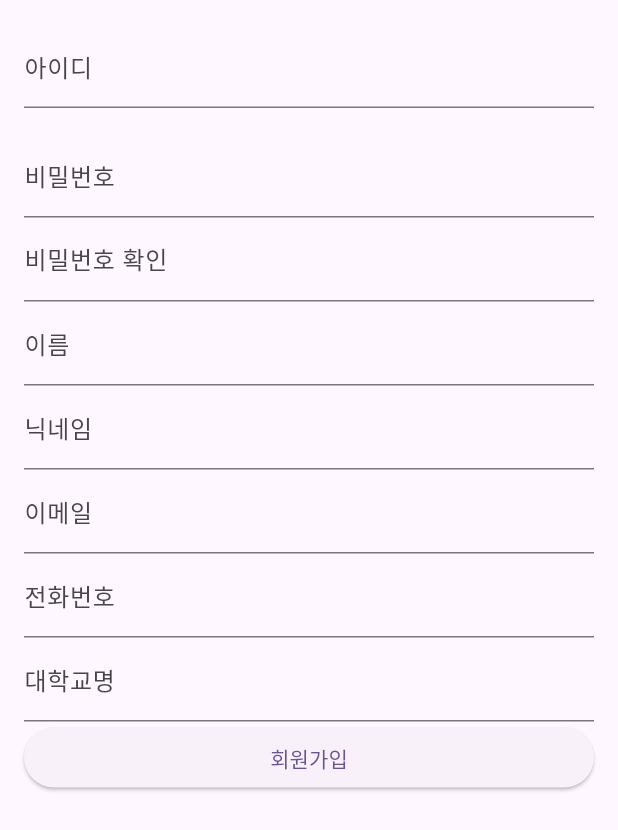
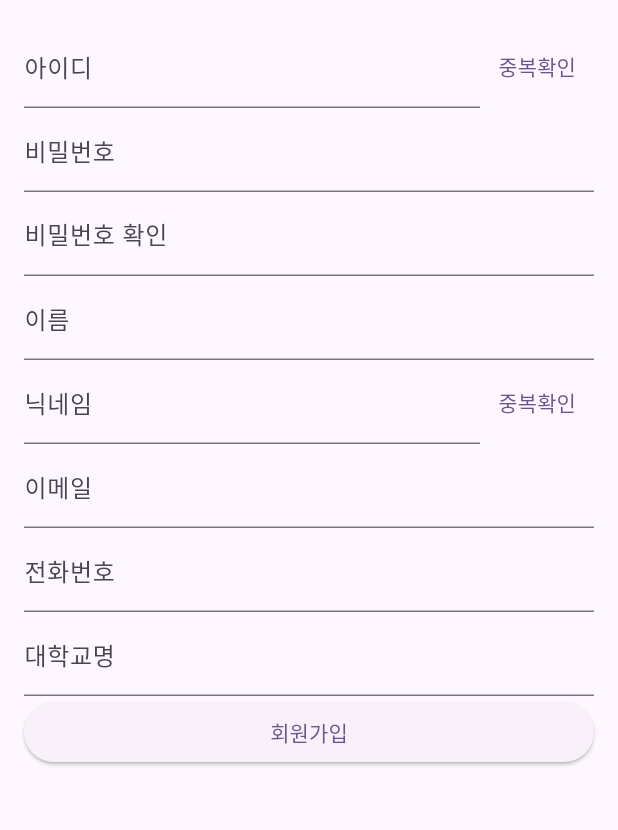
Before and after one commit to minnnisu/together_delivery_flutter_app, a Flutter app: the InputForm widget shown alone on an empty page, opened directly, on a phone screen of 412 x 824 dp. Shown: the top 830 px of the screen. Run offline on Flutter 3.47's test engine with Material 3 defaults, Android fonts, the phone set to English and light mode, and no system bars; our stand-ins replace dio, flutter_riverpod, flutter_secure_storage, freezed_annotation, get_it, injectable and 1 more; accounts and stored records are empty; network calls fail.

```diff
--- a/lib/routes/routes.dart
+++ b/lib/routes/routes.dart
@@ -2,9 +2,13 @@ import 'package:flutter/material.dart';
 import 'package:together_delivery_app/screens/main_screen.dart';
 import 'package:together_delivery_app/screens/post_detail_screen.dart';
 import 'package:together_delivery_app/screens/post_list_screen.dart';
+import 'package:together_delivery_app/screens/signup_screen.dart';
+import 'package:together_delivery_app/user/view/login_screen_dart.dart';
 
 final routes = {
   '/': (BuildContext content) => MainScreen(),
   '/home': (BuildContext content) => MainScreen(),
   '/postDetail': (BuildContext content) => PostDetailScreen(),
+  '/signup': (BuildContext content) => SignupScreen(),
+  '/login': (BuildContext content) => LoginScreen(),
 };
--- a/lib/screens/signup_screen.dart
+++ b/lib/screens/signup_screen.dart
@@ -7,7 +7,8 @@ import 'package:together_delivery_app/models/signupInput.dart';
 import '../providers/signupProvider.dart';
 
 // final signupProvider = StateNotifierProvider((ref) => SignupNotifier());
-final signupProvider = StateNotifierProvider<SignupNotifier, SignupInput>((ref) {
+final signupProvider =
+    StateNotifierProvider<SignupNotifier, SignupInput>((ref) {
   return SignupNotifier();
 });
 
@@ -21,7 +22,12 @@ class SignupScreen extends StatefulWidget {
 class _SignupScreenState extends State<SignupScreen> {
   @override
   Widget build(BuildContext context) {
-    return InputForm();
+    return Scaffold(
+      appBar: AppBar(
+        title: Text('회원가입'),
+      ),
+      body: InputForm(),
+    );
   }
 }
 
@@ -56,18 +62,11 @@ class InputForm extends ConsumerWidget {
 
       var signupResult =
           await ref.watch(signupProvider.notifier).registerUser();
-      if (!signupResult.isSuccess) {
-        if (signupResult.message == HttpFailure.DuplicatedUserNameError) {}
 
       ScaffoldMessenger.of(context).showSnackBar(
-          SnackBar(content: Text('회원가입 중 오류가 발생하였습니다')),
-        );
-        return;
-      }
-
-      // 회원가입 성공 메시지 출력
-      ScaffoldMessenger.of(context).showSnackBar(
-        SnackBar(content: Text('회원가입이 성공적으로 완료되었습니다.')),
+        SnackBar(
+            content: Text(
+                signupResult ? '회원가입이 성공적으로 완료되었습니다.' : '회원가입 중 오류가 발생하였습니다')),
       );
     }
   }
@@ -75,6 +74,7 @@ class InputForm extends ConsumerWidget {
   @override
   Widget build(BuildContext context, WidgetRef ref) {
     var signup = ref.watch(signupProvider.notifier);
+    var signupRead = ref.read(signupProvider.notifier);
     final signupWatch = ref.watch(signupProvider) as SignupInput;
     return Padding(
       padding: const EdgeInsets.all(16.0),
@@ -82,10 +82,21 @@ class InputForm extends ConsumerWidget {
         key: _formKey,
         child: ListView(
           children: [
-            TextFormField(
-              onChanged: (value) => ref.read(signupProvider.notifier).updateField("username", value),
+            Row(
+              children: <Widget>[
+                Expanded(
+                  child: TextFormField(
+                    onChanged: (value) => ref
+                        .read(signupProvider.notifier)
+                        .updateField("username", value),
                     decoration: InputDecoration(
                       labelText: '아이디',
+                      errorText: signup.usernameErrMsg == ""
+                          ? null
+                          : signup.usernameErrMsg,
+                      helperText: signup.usernameCheckSuccessMessage == ""
+                          ? null
+                          : signup.usernameCheckSuccessMessage,
                     ),
                     validator: (value) {
                       var validationResult = signup.validateUsername(value);
@@ -94,12 +105,14 @@ class InputForm extends ConsumerWidget {
                           : validationResult.message;
                     },
                   ),
-            Text(
-              signupWatch.usernameErrMsg,
-              style: TextStyle(
-                color: Color(0xffde1315),
-                fontSize: 12,
                 ),
+                TextButton(
+                  onPressed: () async {
+                    await signupRead.checkUsernameDuplication();
+                  },
+                  child: Text("중복확인"),
+                ),
+              ],
             ),
             TextFormField(
               decoration: InputDecoration(
@@ -141,9 +154,18 @@ class InputForm extends ConsumerWidget {
                     : validationResult.message;
               },
             ),
-            TextFormField(
+            Row(
+              children: <Widget>[
+                Expanded(
+                  child: TextFormField(
                     decoration: InputDecoration(
                       labelText: '닉네임',
+                      errorText: signup.nicknameErrMsg == ""
+                          ? null
+                          : signup.nicknameErrMsg,
+                      helperText: signup.nicknameCheckSuccessMessage == ""
+                          ? null
+                          : signup.nicknameCheckSuccessMessage,
                     ),
                     onChanged: (value) => signup.updateField('nickname', value),
                     validator: (value) {
@@ -152,6 +174,15 @@ class InputForm extends ConsumerWidget {
                           ? null
                           : validationResult.message;
                     },
+                  ),
+                ),
+                TextButton(
+                  onPressed: () async {
+                    await signupRead.checkNicknameDuplication();
+                  },
+                  child: Text("중복확인"),
+                ),
+              ],
             ),
             TextFormField(
               decoration: InputDecoration(
```
Also changed, not shown: lib/screens/main_screen.dart (+2 -9 lines), lib/user/model/loginForm.dart (added, +17 -0 lines), lib/user/view/login_screen_dart.dart (added, +99 -0 lines), lib/user/view/user_info_screen.dart (added, +58 -0 lines), lib/user/model/loginForm.freezed.dart (added). Lines whose indentation alone changed are shown as unchanged.
